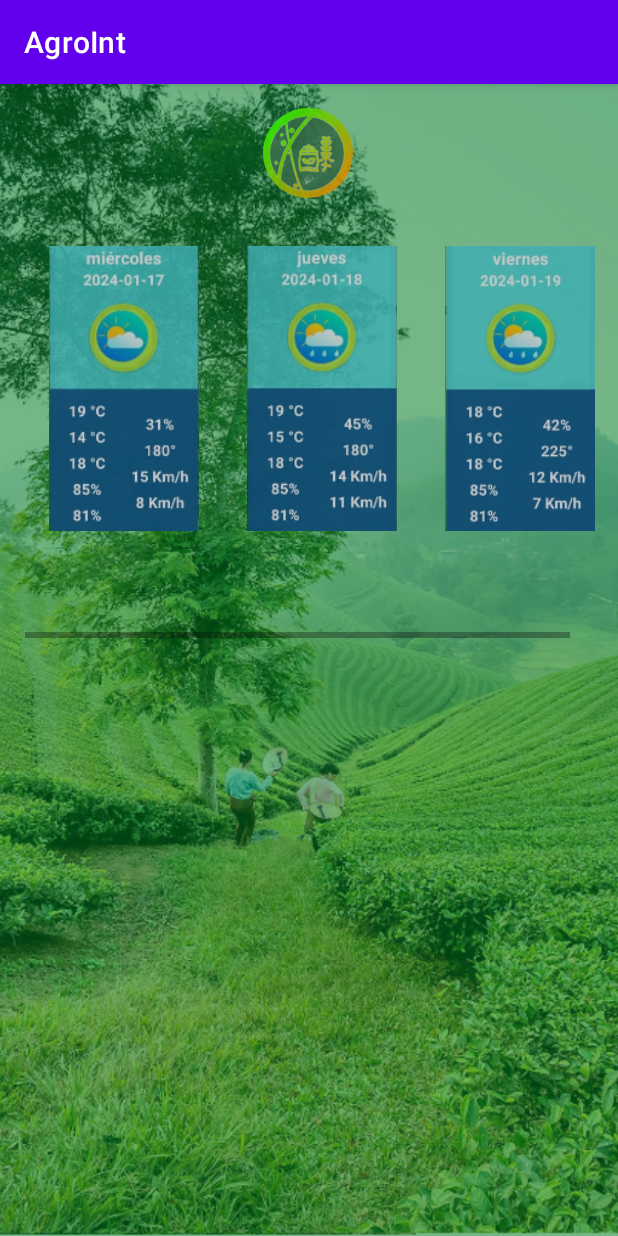
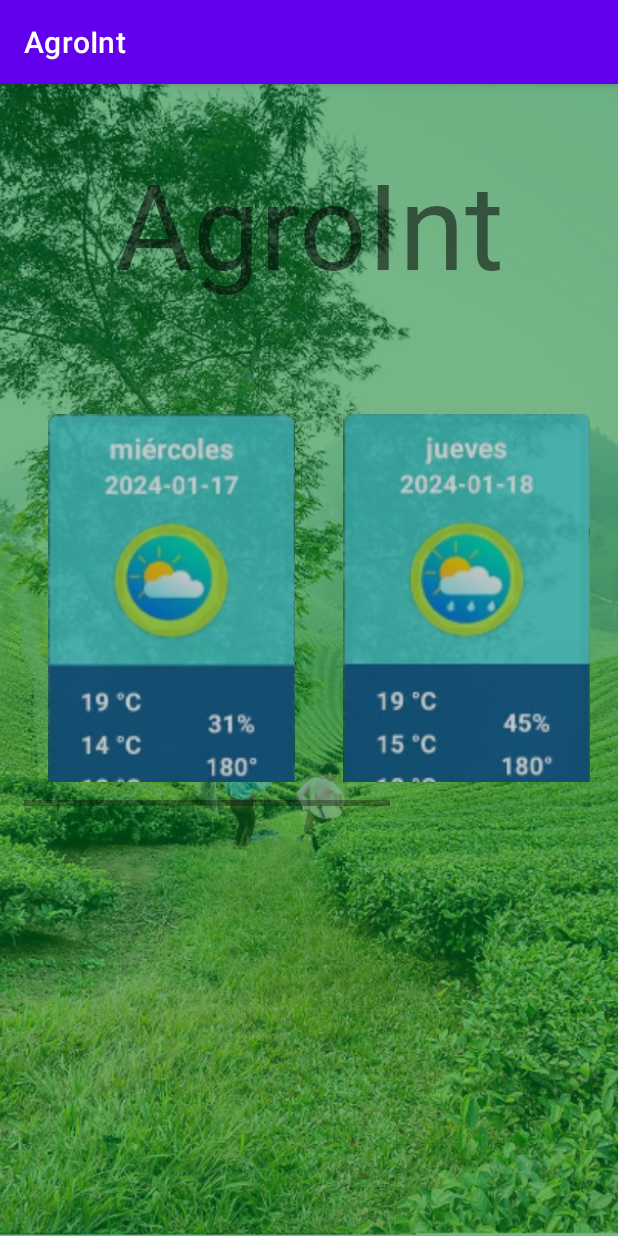
Before and after one commit to karen744/NavigationDrawer_AgroInt, an Android app: the fragment HomeFragment shown on its own in the app's theme, on a phone screen of 412 x 824 dp. Run offline under Robolectric (Android 15) with nearby library versions, the phone set to English and light mode, and no system bars; pictures from the network do not load.

Commit message:
edicion inicio

```diff
--- /dev/null
+++ b/app/src/main/res/drawable/background_color.xml
@@ -0,0 +1,8 @@
+<?xml version="1.0" encoding="utf-8"?>
+<shape xmlns:android="http://schemas.android.com/apk/res/android">
+    <gradient
+        android:startColor="#FF5733"
+        android:endColor="#33FF57"
+        android:type="linear"
+        android:angle="45"/>
+</shape>
--- a/app/src/main/res/layout/fragment_home.xml
+++ b/app/src/main/res/layout/fragment_home.xml
@@ -5,7 +5,6 @@
     android:layout_width="match_parent"
     android:layout_height="match_parent"
     tools:context=".ui.home.HomeFragment">
-
 
     <ImageView
         android:id="@+id/imageBack"
@@ -21,19 +20,19 @@
         app:layout_constraintVertical_bias="0.0"
         app:srcCompat="@drawable/campo_bg_cut_new" />
 
-    <ImageView
-        android:id="@+id/imageView5"
-        android:layout_width="60dp"
-        android:layout_height="60dp"
-        android:alpha="0.90"
-        android:background="@drawable/logo_agro"
-        app:layout_constraintBottom_toBottomOf="parent"
+
+
+    <TextView
+        android:layout_width="369dp"
+        android:layout_height="146dp"
+        android:layout_marginTop="40dp"
+        android:fontFamily="@font/nablaregular"
+        android:text="AgroInt"
+        android:textAlignment="center"
+        android:textSize="79dp"
         app:layout_constraintEnd_toEndOf="parent"
-        app:layout_constraintHorizontal_bias="0.498"
         app:layout_constraintStart_toStartOf="parent"
-        app:layout_constraintTop_toTopOf="parent"
-        app:layout_constraintVertical_bias="0.023"
-        app:srcCompat="@drawable/logo_removebg_logo" />
+        app:layout_constraintTop_toTopOf="parent" />
 
     <TextView
         android:id="@+id/text_home"
@@ -53,13 +52,13 @@
         android:id="@+id/recyclerView"
         android:layout_width="411dp"
         android:layout_height="309dp"
-        android:layout_marginTop="76dp"
+        android:layout_marginTop="188dp"
         android:background="@android:color/transparent"
         android:clipToPadding="false"
         android:padding="16dp"
         android:scrollbars="horizontal"
         app:layout_constraintEnd_toEndOf="@+id/imageBack"
-        app:layout_constraintHorizontal_bias="1.0"
+        app:layout_constraintHorizontal_bias="0.0"
         app:layout_constraintStart_toStartOf="@+id/imageBack"
         app:layout_constraintTop_toTopOf="@+id/imageBack"
         tools:ignore="MissingConstraints" />
--- a/app/src/main/res/layout/item_layout.xml
+++ b/app/src/main/res/layout/item_layout.xml
@@ -8,8 +8,8 @@
 
     <ImageView
         android:id="@+id/imageView"
-        android:layout_width="100dp"
-        android:layout_height="190dp"
+        android:layout_width="247px"
+        android:layout_height="504px"
         android:background="@drawable/rounded_imageview_background"
         android:scaleType="centerCrop">
 
--- a/app/src/main/res/values/colors.xml
+++ b/app/src/main/res/values/colors.xml
@@ -7,4 +7,9 @@
     <color name="teal_700">#FF018786</color>
     <color name="black">#FF000000</color>
     <color name="white">#FFFFFFFF</color>
+
+    <style name="inicio">
+        <item name="android:textColor"> @drawable/background_color
+        </item>
+    </style>
 </resources>
--- a/app/src/main/res/values/themes.xml
+++ b/app/src/main/res/values/themes.xml
@@ -14,6 +14,7 @@
         <!-- Customize your theme here. -->
     </style>
 
+
     <style name="Theme.AgroInt.NoActionBar">
         <item name="windowActionBar">false</item>
         <item name="windowNoTitle">true</item>
```
Also changed, not shown: 1 other file.
